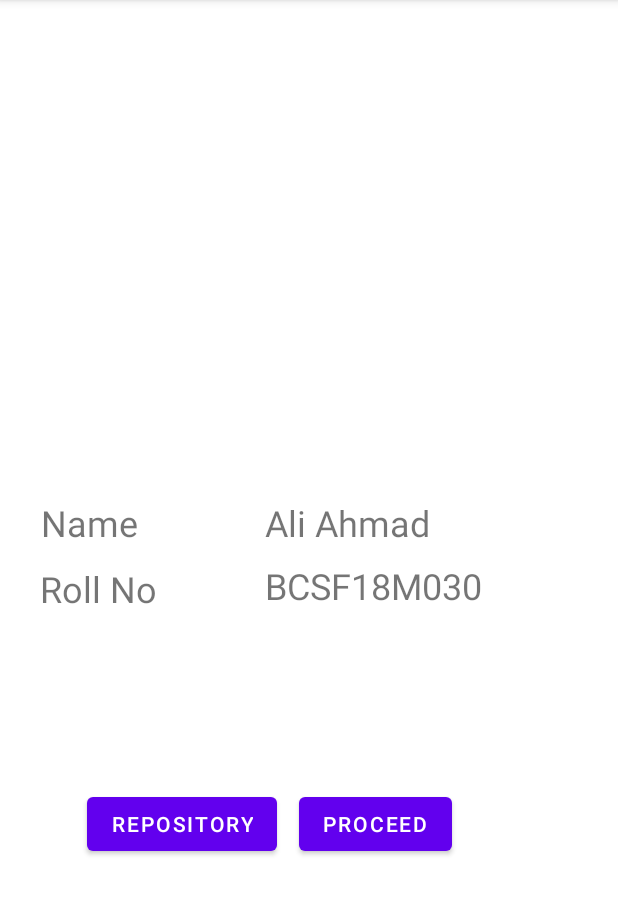
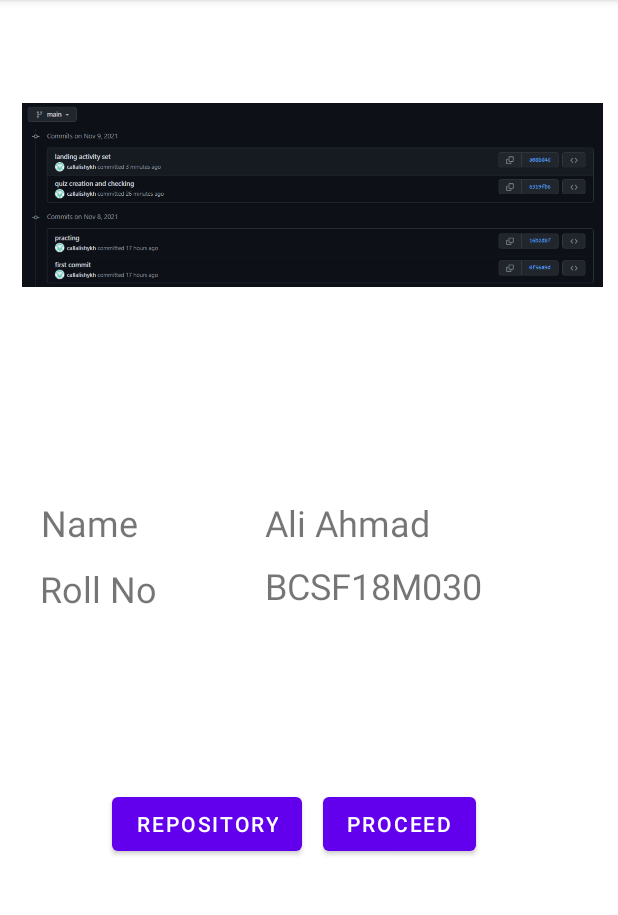
Before and after one commit to callalishykh/makh-rij, an Android app: the screen it shows after launch (LandingActivity), on a phone screen of 412 x 824 dp, the part 84-999 px from its top. Run offline under Robolectric (Android 15) with nearby library versions, the phone set to English and light mode, and no system bars.

Commit message:
images updated

```diff
--- a/app/src/main/res/layout/activity_landing.xml
+++ b/app/src/main/res/layout/activity_landing.xml
@@ -6,6 +6,18 @@
     android:layout_height="match_parent"
     tools:context=".LandingActivity">
 
+    <ImageView
+        android:id="@+id/imageView2"
+        android:layout_width="387dp"
+        android:layout_height="252dp"
+        app:layout_constraintBottom_toBottomOf="parent"
+        app:layout_constraintEnd_toEndOf="parent"
+        app:layout_constraintHorizontal_bias="0.606"
+        app:layout_constraintStart_toStartOf="parent"
+        app:layout_constraintTop_toTopOf="parent"
+        app:layout_constraintVertical_bias="0.008"
+        app:srcCompat="@drawable/commit" />
+
     <Button
         android:id="@+id/button2"
         android:layout_width="wrap_content"
@@ -13,7 +25,7 @@
         android:text="Proceed"
         app:layout_constraintBottom_toBottomOf="parent"
         app:layout_constraintEnd_toEndOf="parent"
-        app:layout_constraintHorizontal_bias="0.643"
+        app:layout_constraintHorizontal_bias="0.694"
         app:layout_constraintStart_toStartOf="parent"
         app:layout_constraintTop_toTopOf="parent"
         app:layout_constraintVertical_bias="0.73" />
@@ -25,7 +37,7 @@
         android:text="Repository"
         app:layout_constraintBottom_toBottomOf="parent"
         app:layout_constraintEnd_toEndOf="parent"
-        app:layout_constraintHorizontal_bias="0.204"
+        app:layout_constraintHorizontal_bias="0.261"
         app:layout_constraintStart_toStartOf="parent"
         app:layout_constraintTop_toTopOf="parent"
         app:layout_constraintVertical_bias="0.73" />
```
Also changed, not shown: app/src/main/java/com/example/task3/MainActivity.java (+6 -6 lines), app/src/main/res/drawable/commit.png (added), app/src/main/res/drawable/ghunna.png, app/src/main/res/drawable/halqiya.png, app/src/main/res/drawable/lahatiyah.png, app/src/main/res/drawable/lisaveyah.png, app/src/main/res/drawable/niteeyah.png, app/src/main/res/drawable/shajariyah.png, app/src/main/res/drawable/tarfiyah.png.
